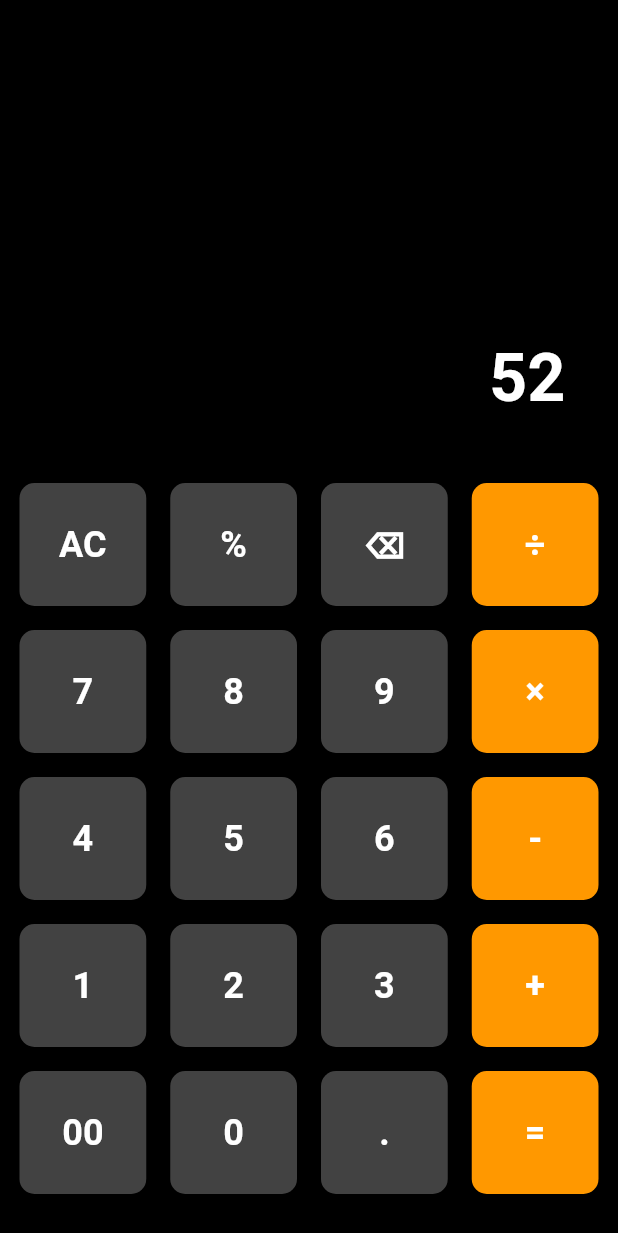
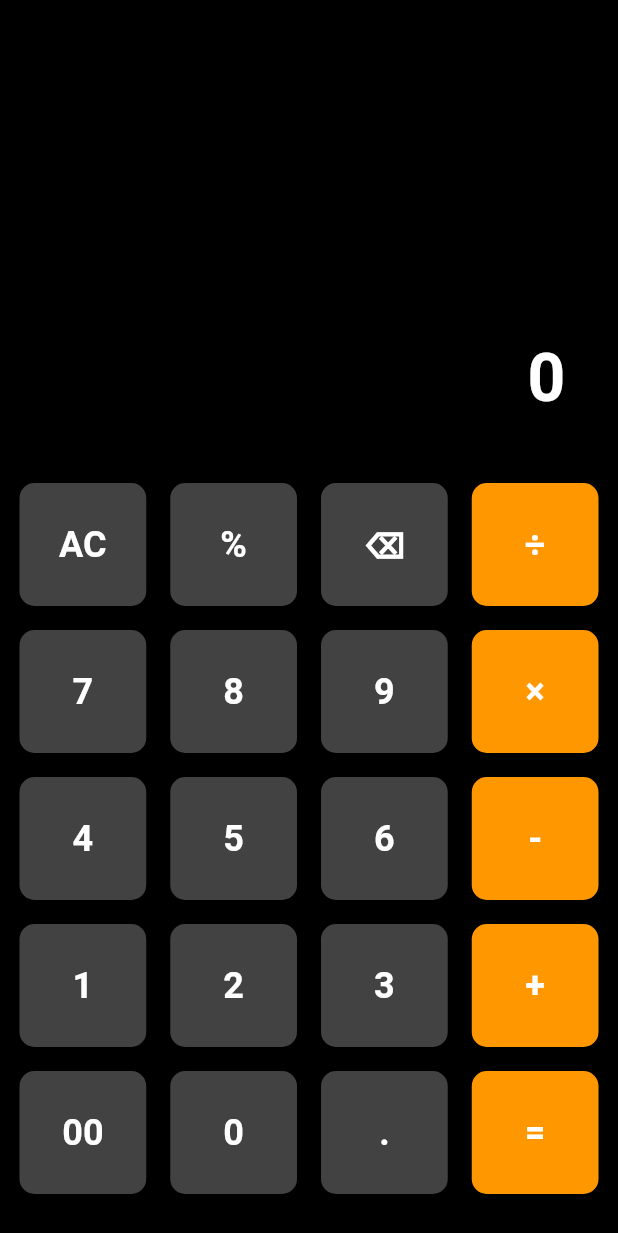
Before and after one commit to nahidmeraj765/basic-calculator-app, a Flutter app: the screen it shows after launch, after a tap on "AC", on a phone screen of 412 x 824 dp. Shown: the top 1233 px of the screen. Run offline on Flutter 3.47's test engine with Material 3 defaults, Android fonts, the phone set to English and light mode, and no system bars.

Commit message:
adding basic functionalities

```diff
--- a/lib/home.dart
+++ b/lib/home.dart
@@ -9,63 +9,209 @@ class Home extends StatefulWidget {
 }
 
 class _HomeState extends State<Home> {
+  String _input = "0";
+  String _output = "0";
+  String _operator = "0";
+  double num1 = 0;
+  double num2 = 0;
+
+  void buttonPressed(String value) {
+    setState(() {
+      if (value == "AC") {
+        _input = "0";
+        _output = "0";
+        _operator = "";
+        num1 = 0;
+        num2 = 0;
+      } else if (value == '=') {
+        num2 = double.parse(_input);
+        if (_operator == '+') {
+          _output = (num1 + num2).toString();
+        } else if (_operator == "-") {
+          _output = (num1 - num2).toString();
+        } else if (_operator == "*") {
+          _output = (num1 * num2).toString();
+        } else if (_operator == "/") {
+          _output = (num2 != 0)
+              ? (num1 / num2).toString()
+              : "Can not divided by zero";
+        }
+        _input = _output;
+      } else if (["+", "-", "*", "/"].contains(value)) {
+        num1 = double.parse(_input);
+        _operator = value;
+        _input = "";
+      } else {
+        if (value == '0') {
+          _input = value;
+        } else {
+          _input += value;
+        }
+        _output = _input;
+      }
+    });
+  }
+
   @override
   Widget build(BuildContext context) {
     return Scaffold(
       backgroundColor: Colors.black,
       body: Padding(
-        padding: const EdgeInsets.only(top: 5.0, bottom: 20.0, left: 5.0, right: 5.0),
+        padding: const EdgeInsets.only(
+          top: 5.0,
+          bottom: 20.0,
+          left: 5.0,
+          right: 5.0,
+        ),
         child: Column(
           children: [
             Expanded(
               child: Container(
                 alignment: Alignment.bottomRight,
                 padding: EdgeInsets.all(30),
-                child: Text("52", style: TextStyle(
-                  fontSize: 44,
-                  fontWeight: FontWeight.bold,
-                  color: Colors.white,
-                ),),
+                child: Text(
+                  _output,
+                  style: TextStyle(
+                    fontSize: 44,
+                    fontWeight: FontWeight.bold,
+                    color: Colors.white,
+                  ),
+                ),
               ),
             ),
             Row(
               children: [
-                ButtonStyleRow(text: 'AC', onClick: () {}),
+                ButtonStyleRow(
+                  text: 'AC',
+                  onClick: () {
+                    buttonPressed('AC');
+                  },
+                ),
                 ButtonStyleRow(text: '%', onClick: () {}),
                 ButtonStyleRow(text: '⌫', onClick: () {}),
-                ButtonStyleRow(text: '÷', color: Colors.orange, onClick: () {}),
+                ButtonStyleRow(
+                  text: '÷',
+                  color: Colors.orange,
+                  onClick: () {
+                    buttonPressed('/');
+                  },
+                ),
               ],
             ),
             Row(
               children: [
-                ButtonStyleRow(text: '7', onClick: () {}),
-                ButtonStyleRow(text: '8', onClick: () {}),
-                ButtonStyleRow(text: '9', onClick: () {}),
-                ButtonStyleRow(text: '×', color: Colors.orange, onClick: () {}),
+                ButtonStyleRow(
+                  text: '7',
+                  onClick: () {
+                    buttonPressed('7');
+                  },
+                ),
+                ButtonStyleRow(
+                  text: '8',
+                  onClick: () {
+                    buttonPressed('8');
+                  },
+                ),
+                ButtonStyleRow(
+                  text: '9',
+                  onClick: () {
+                    buttonPressed('9');
+                  },
+                ),
+                ButtonStyleRow(
+                  text: '×',
+                  color: Colors.orange,
+                  onClick: () {
+                    buttonPressed('*');
+                  },
+                ),
               ],
             ),
             Row(
               children: [
-                ButtonStyleRow(text: '4', onClick: () {}),
-                ButtonStyleRow(text: '5', onClick: () {}),
-                ButtonStyleRow(text: '6', onClick: () {}),
-                ButtonStyleRow(text: '-', color: Colors.orange, onClick: () {}),
+                ButtonStyleRow(
+                  text: '4',
+                  onClick: () {
+                    buttonPressed('4');
+                  },
+                ),
+                ButtonStyleRow(
+                  text: '5',
+                  onClick: () {
+                    buttonPressed('5');
+                  },
+                ),
+                ButtonStyleRow(
+                  text: '6',
+                  onClick: () {
+                    buttonPressed('6');
+                  },
+                ),
+                ButtonStyleRow(
+                  text: '-',
+                  color: Colors.orange,
+                  onClick: () {
+                    buttonPressed('-');
+                  },
+                ),
               ],
             ),
             Row(
               children: [
-                ButtonStyleRow(text: '1', onClick: () {}),
-                ButtonStyleRow(text: '2', onClick: () {}),
-                ButtonStyleRow(text: '3', onClick: () {}),
-                ButtonStyleRow(text: '+', color: Colors.orange, onClick: () {}),
+                ButtonStyleRow(
+                  text: '1',
+                  onClick: () {
+                    buttonPressed('1');
+                  },
+                ),
+                ButtonStyleRow(
+                  text: '2',
+                  onClick: () {
+                    buttonPressed('2');
+                  },
+                ),
+                ButtonStyleRow(
+                  text: '3',
+                  onClick: () {
+                    buttonPressed('3');
+                  },
+                ),
+                ButtonStyleRow(
+                  text: '+',
+                  color: Colors.orange,
+                  onClick: () {
+                    buttonPressed('+');
+                  },
+                ),
               ],
             ),
             Row(
               children: [
-                ButtonStyleRow(text: '00', onClick: () {}),
-                ButtonStyleRow(text: '0', onClick: () {}),
-                ButtonStyleRow(text: '.', onClick: () {}),
-                ButtonStyleRow(text: '=', color: Colors.orange, onClick: () {}),
+                ButtonStyleRow(
+                  text: '00',
+                  onClick: () {
+                    buttonPressed('00');
+                  },
+                ),
+                ButtonStyleRow(
+                  text: '0',
+                  onClick: () {
+                    buttonPressed('0');
+                  },
+                ),
+                ButtonStyleRow(
+                  text: '.',
+                  onClick: () {
+                    buttonPressed('.');
+                  },
+                ),
+                ButtonStyleRow(
+                  text: '=',
+                  color: Colors.orange,
+                  onClick: () {
+                    buttonPressed('=');
+                  },
+                ),
               ],
             ),
           ],
```
